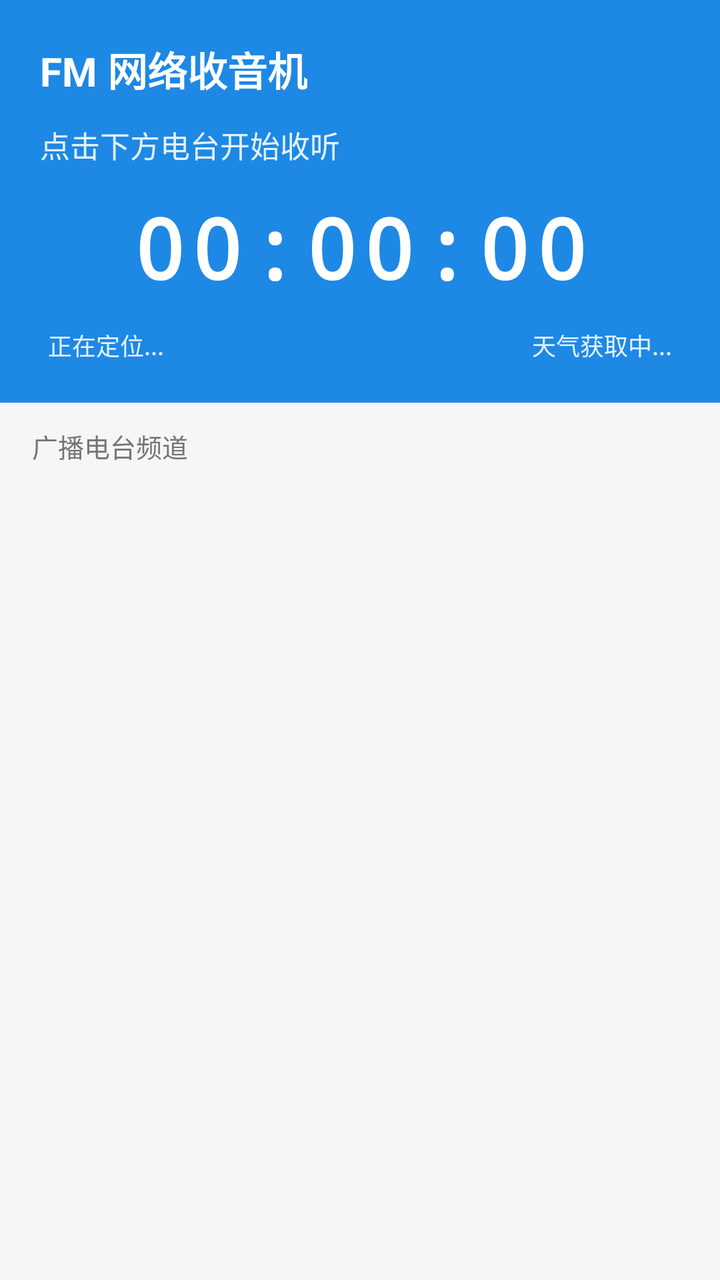
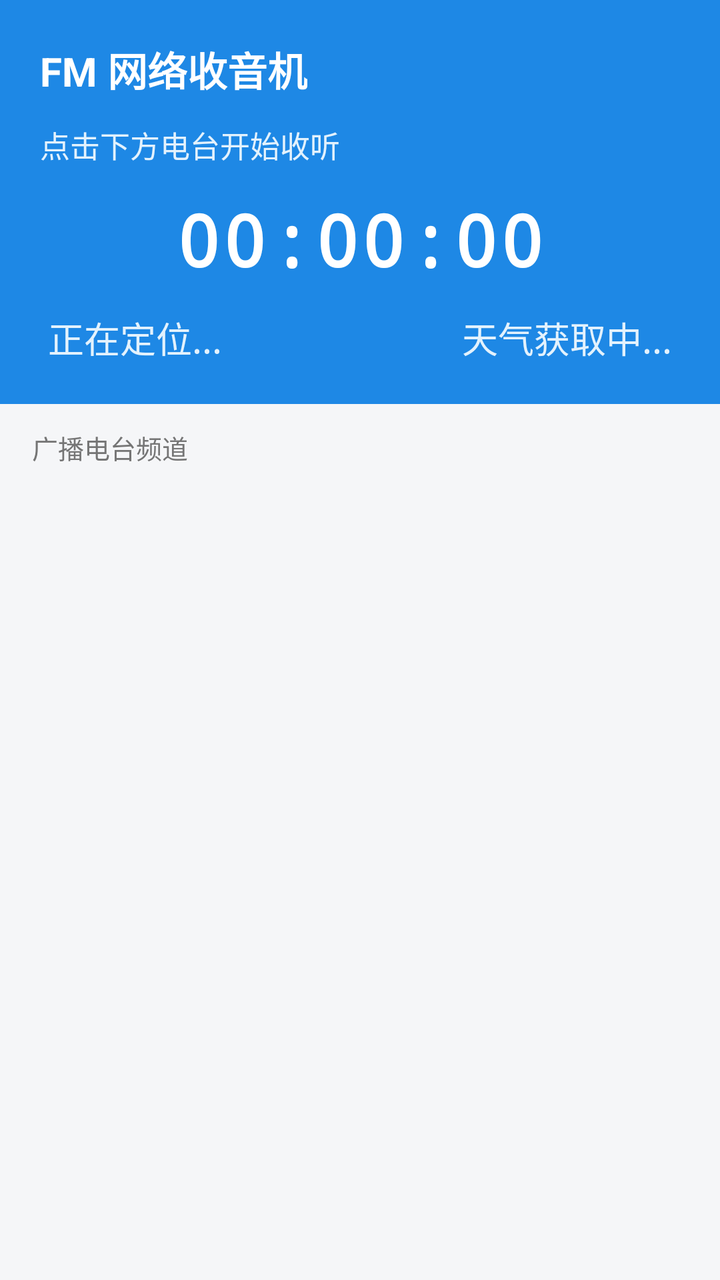

The first picture is an Android layout as it rendered before a commit; the second is the same layout after the commit. The layout source and the unified diff follow.
<!-- AndroidManifest.xml: application theme Theme.RadioFM -->
<!-- res/layout/activity_main.xml -->
<?xml version="1.0" encoding="utf-8"?>
<LinearLayout xmlns:android="http://schemas.android.com/apk/res/android"
    android:layout_width="match_parent"
    android:layout_height="match_parent"
    android:orientation="vertical"
    android:background="@color/page_background">

    
    <LinearLayout
        android:layout_width="match_parent"
        android:layout_height="wrap_content"
        android:orientation="vertical"
        android:background="@color/header_background"
        android:padding="20dp">

        <TextView
            android:layout_width="wrap_content"
            android:layout_height="wrap_content"
            android:text="FM 网络收音机"
            android:textColor="@color/header_title_text"
            android:textSize="20sp"
            android:textStyle="bold" />

        <TextView
            android:id="@+id/tv_current_channel"
            android:layout_width="match_parent"
            android:layout_height="wrap_content"
            android:layout_marginTop="12dp"
            android:text="点击下方电台开始收听"
            android:textColor="@color/header_subtitle_text"
            android:textSize="15sp" />

        
        <TextView
            android:id="@+id/tv_clock"
            android:layout_width="match_parent"
            android:layout_height="wrap_content"
            android:layout_marginTop="12dp"
            android:fontFamily="monospace"
            android:gravity="center"
            android:letterSpacing="0.08"
            android:text="00:00:00"
            android:textColor="@color/header_title_text"
            android:textSize="42sp"
            android:textStyle="bold" />

        
        <LinearLayout
            android:id="@+id/layout_location_weather"
            android:layout_width="match_parent"
            android:layout_height="wrap_content"
            android:layout_marginTop="12dp"
            android:orientation="horizontal"
            android:gravity="center_vertical"
            android:paddingHorizontal="4dp">

            
            <TextView
                android:id="@+id/tv_location"
                android:layout_width="0dp"
                android:layout_height="wrap_content"
                android:layout_weight="1"
                android:gravity="start|center_vertical"
                android:singleLine="true"
                android:ellipsize="end"
                android:text="正在定位..."
                android:textColor="@color/header_subtitle_text"
                android:textSize="12sp" />

            
            <TextView
                android:id="@+id/tv_weather"
                android:layout_width="wrap_content"
                android:layout_height="wrap_content"
                android:layout_marginStart="8dp"
                android:gravity="end|center_vertical"
                android:singleLine="true"
                android:text="天气获取中..."
                android:textColor="@color/header_subtitle_text"
                android:textSize="12sp" />
        </LinearLayout>
    </LinearLayout>

    
    <TextView
        android:layout_width="match_parent"
        android:layout_height="wrap_content"
        android:paddingHorizontal="16dp"
        android:paddingVertical="12dp"
        android:text="广播电台频道"
        android:textColor="@color/section_title_text"
        android:textSize="13sp" />

    
    <androidx.recyclerview.widget.RecyclerView
        android:id="@+id/rv_channels"
        android:layout_width="match_parent"
        android:layout_height="0dp"
        android:layout_weight="1" />

</LinearLayout>
<!-- resources referenced by this layout -->
<resources>
  <color name="header_background">#1E88E5</color>
  <color name="header_subtitle_text">#E3F2FD</color>
  <color name="header_title_text">#FFFFFF</color>
  <color name="page_background">#F5F6F8</color>
  <color name="section_title_text">#757575</color>
  <style name="Theme.RadioFM" parent="Theme.MaterialComponents.DayNight.NoActionBar">
          <item name="colorPrimary">@color/primary</item>
          <item name="colorPrimaryDark">@color/primary_dark</item>
          <item name="colorAccent">@color/accent</item>
          <item name="android:windowBackground">@color/page_background</item>
      </style>
  <color name="primary">#1E88E5</color>
  <color name="primary_dark">#1565C0</color>
  <color name="accent">#FF4081</color>
</resources>

<!-- the commit's change to res/layout/activity_main.xml (unified diff, before → after) -->
@@ -38,10 +38,10 @@
             android:layout_marginTop="12dp"
             android:fontFamily="monospace"
             android:gravity="center"
-            android:letterSpacing="0.08"
+            android:letterSpacing="0.04"
             android:text="00:00:00"
             android:textColor="@color/header_title_text"
-            android:textSize="42sp"
+            android:textSize="36sp"
             android:textStyle="bold" />
 
         
@@ -65,7 +65,7 @@
                 android:ellipsize="end"
                 android:text="正在定位..."
                 android:textColor="@color/header_subtitle_text"
-                android:textSize="12sp" />
+                android:textSize="18sp" />
 
             
             <TextView
@@ -77,7 +77,7 @@
                 android:singleLine="true"
                 android:text="天气获取中..."
                 android:textColor="@color/header_subtitle_text"
-                android:textSize="12sp" />
+                android:textSize="18sp" />
         </LinearLayout>
     </LinearLayout>
 
